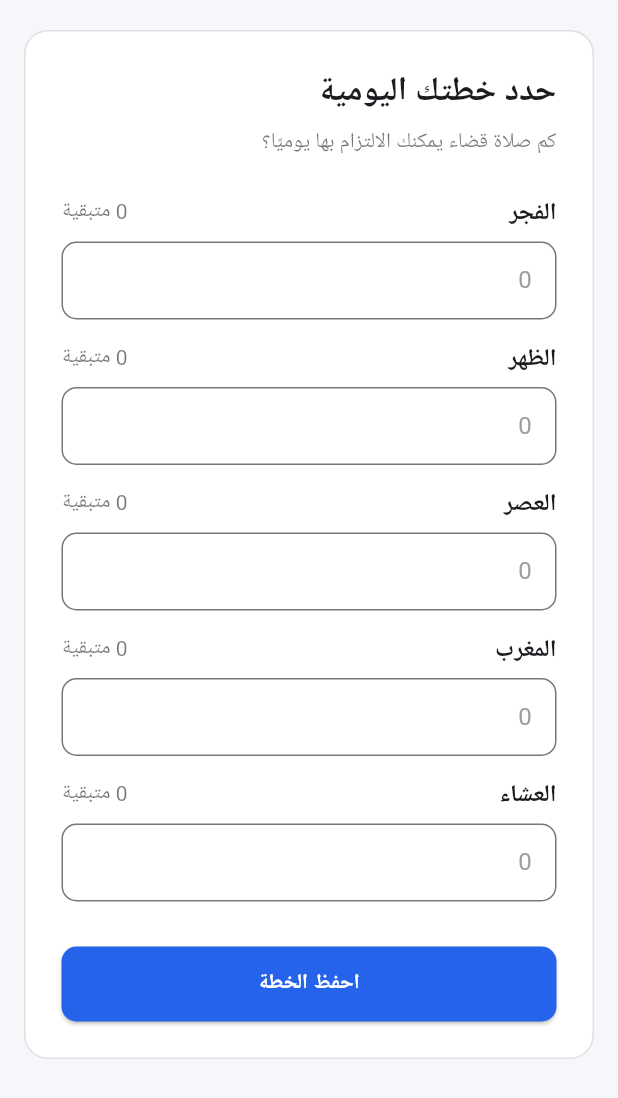
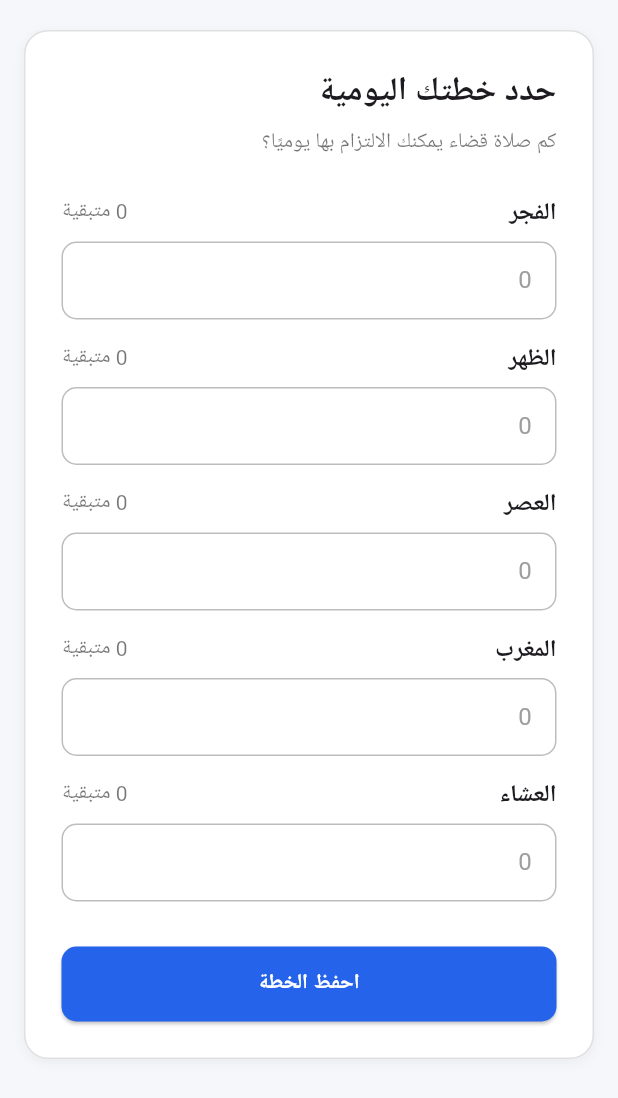
Before and after one commit to youssefeldesoukyy/qadaa_prayer_tracker, a Flutter app: the DailyPlan screen opened directly with empty values, on a phone screen of 412 x 824 dp. Shown: the top 1098 px of the screen. Run offline on Flutter 3.47's test engine with Material 3 defaults, Android fonts, the phone set to English and light mode, and no system bars; our stand-ins replace cloud_firestore, firebase_auth, firebase_core, shared_preferences; accounts and stored records are empty.

Commit message:
Edited colors

```diff
--- a/lib/Views/daily_plan.dart
+++ b/lib/views/daily_plan.dart
@@ -141,6 +141,7 @@ class _DailyPlanState extends State<DailyPlan> {
     }
   }
 
+  // 🔹 TextField row builder with blue theme
   Widget _rowField(String label, int remaining, TextEditingController c) {
     final loc = AppLocalizations.of(context)!;
     return Padding(
@@ -167,6 +168,7 @@ class _DailyPlanState extends State<DailyPlan> {
           const SizedBox(height: 8),
           TextField(
             controller: c,
+            cursorColor: const Color(0xFF2563EB), // 🟦 cursor
             keyboardType: TextInputType.number,
             inputFormatters: _digitsOnly,
             decoration: InputDecoration(
@@ -175,8 +177,16 @@ class _DailyPlanState extends State<DailyPlan> {
               floatingLabelBehavior: FloatingLabelBehavior.always,
               contentPadding:
               const EdgeInsets.symmetric(vertical: 14, horizontal: 12),
-              border: OutlineInputBorder(
+              enabledBorder: OutlineInputBorder(
                 borderRadius: BorderRadius.circular(10),
+                borderSide: BorderSide(color: Colors.grey.shade400),
+              ),
+              focusedBorder: OutlineInputBorder(
+                borderRadius: BorderRadius.circular(10),
+                borderSide: const BorderSide(
+                  color: Color(0xFF2563EB),
+                  width: 2,
+                ),
               ),
             ),
           ),
@@ -204,6 +214,13 @@ class _DailyPlanState extends State<DailyPlan> {
                 color: Colors.white,
                 borderRadius: BorderRadius.circular(16),
                 border: Border.all(color: Colors.grey.shade300),
+                boxShadow: [
+                  BoxShadow(
+                    color: Colors.black.withOpacity(0.05),
+                    blurRadius: 6,
+                    offset: const Offset(0, 2),
+                  ),
+                ],
               ),
               child: Column(
                 crossAxisAlignment: CrossAxisAlignment.stretch,
@@ -221,11 +238,13 @@ class _DailyPlanState extends State<DailyPlan> {
                     style: const TextStyle(color: Colors.black54),
                   ),
                   const SizedBox(height: 24),
+
                   _rowField(loc.fajr, t.fajr, _fajrPerDay),
                   _rowField(loc.dhuhr, t.dhuhr, _dhuhrPerDay),
                   _rowField(loc.asr, t.asr, _asrPerDay),
                   _rowField(loc.maghrib, t.maghrib, _maghribPerDay),
                   _rowField(loc.isha, t.isha, _ishaPerDay),
+
                   const SizedBox(height: 16),
                   ElevatedButton(
                     onPressed: _saveAndGo,
```
